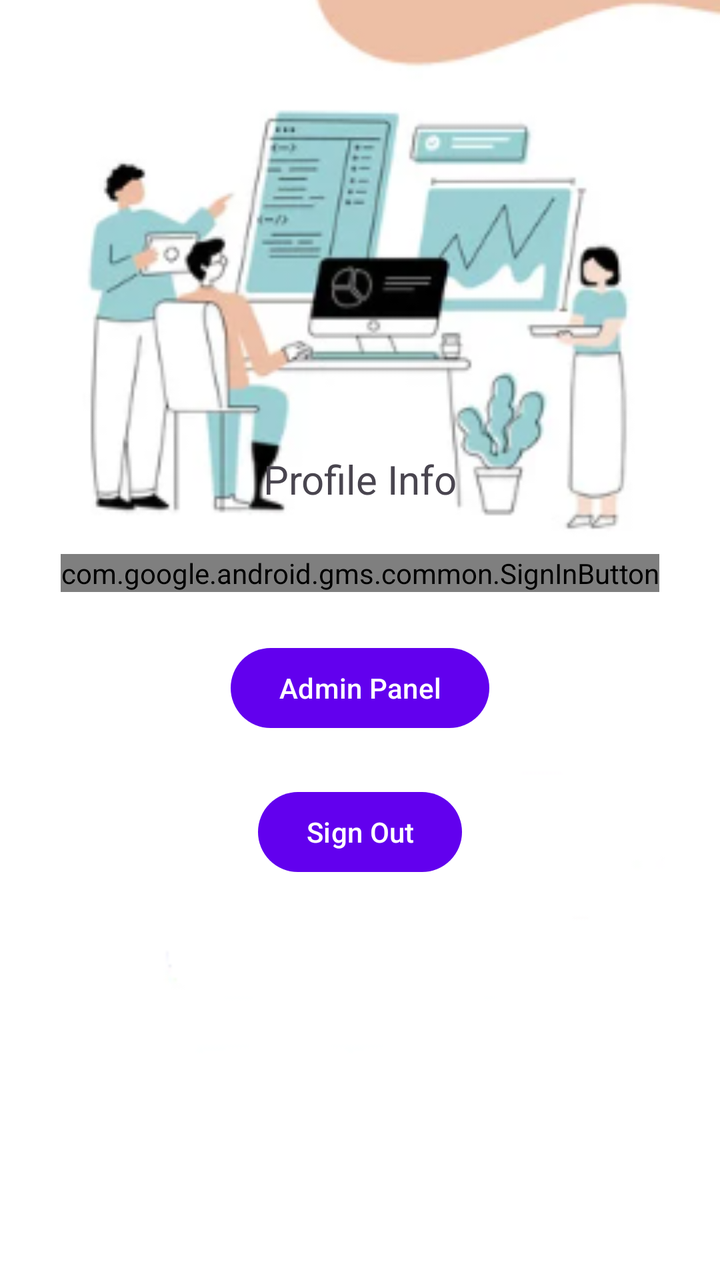
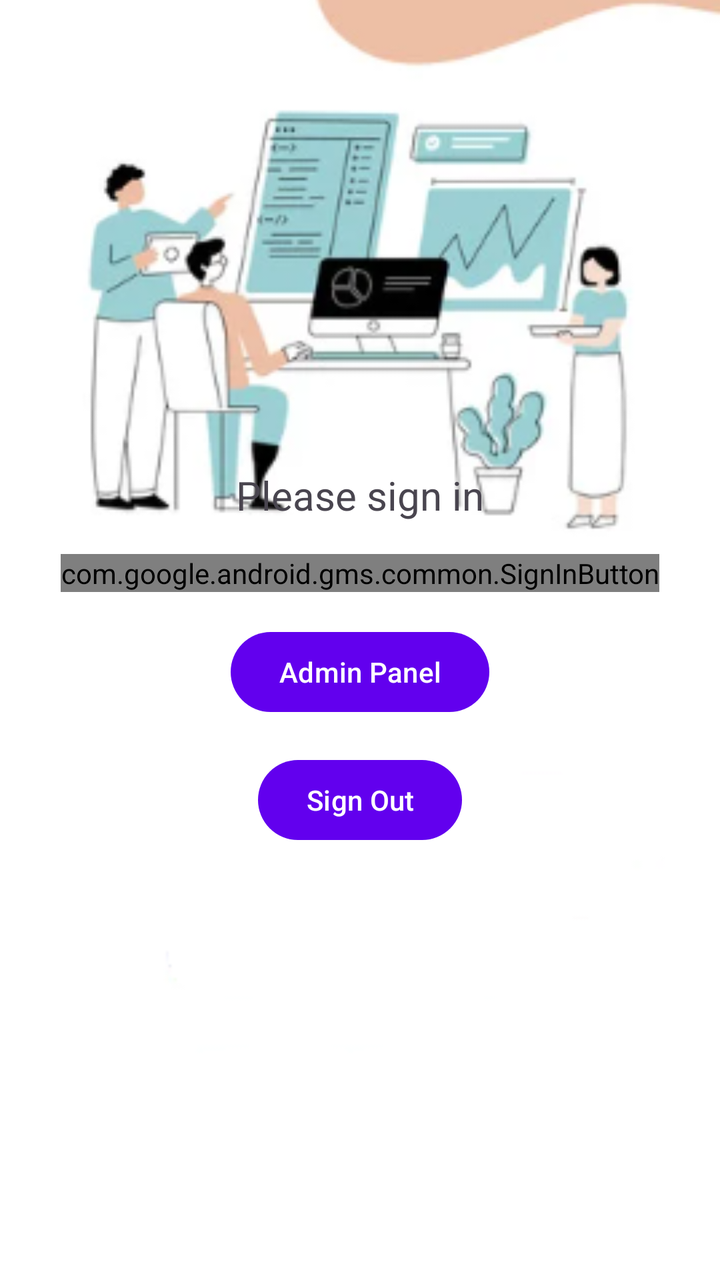

The first picture is an Android layout as it rendered before a commit; the second is the same layout after the commit. The layout source and the unified diff follow.
<!-- AndroidManifest.xml: application theme Theme.EventsPlatformAndroidUI -->
<!-- res/layout/fragment_profile.xml -->
<?xml version="1.0" encoding="utf-8"?>
<androidx.constraintlayout.widget.ConstraintLayout
    xmlns:android="http://schemas.android.com/apk/res/android"
    xmlns:app="http://schemas.android.com/apk/res-auto"
    xmlns:tools="http://schemas.android.com/tools"
    android:layout_width="match_parent"
    android:layout_height="match_parent"
    tools:context=".ui.profile.ProfileFragment">

    <ImageView
        android:id="@+id/backgroundImage"
        android:layout_width="match_parent"
        android:layout_height="match_parent"
        android:src="@drawable/minimalist_login"
        android:scaleType="centerCrop"
        android:paddingTop="70dp"/>

    
    <TextView
        android:id="@+id/text_profile"
        android:layout_width="0dp"
        android:layout_height="wrap_content"
        android:text="Profile Info"
        android:textSize="20sp"
        android:textAlignment="center"
        app:layout_constraintBottom_toTopOf="@+id/signInButton"
        app:layout_constraintStart_toStartOf="parent"
        app:layout_constraintEnd_toEndOf="parent"
        android:layout_margin="24dp" />

    <Button
        android:id="@+id/signOutButton"
        android:layout_width="wrap_content"
        android:layout_height="wrap_content"
        android:text="Sign Out"
        app:layout_constraintBottom_toBottomOf="parent"
        app:layout_constraintStart_toStartOf="parent"
        app:layout_constraintEnd_toEndOf="parent"
        android:layout_marginBottom="200dp" />

    <Button
        android:id="@+id/adminPanelButton"
        android:layout_width="wrap_content"
        android:layout_height="wrap_content"
        android:text="Admin Panel"
        app:layout_constraintBottom_toTopOf="@id/signOutButton"
        app:layout_constraintStart_toStartOf="parent"
        app:layout_constraintEnd_toEndOf="parent"
        android:layout_marginBottom="24dp" />

    <com.google.android.gms.common.SignInButton
        android:id="@+id/signInButton"
        android:layout_width="wrap_content"
        android:layout_height="wrap_content"
        android:text="Sign In with Google"
        app:layout_constraintBottom_toTopOf="@id/adminPanelButton"
        app:layout_constraintStart_toStartOf="parent"
        app:layout_constraintEnd_toEndOf="parent"
        android:layout_marginBottom="24dp" />

</androidx.constraintlayout.widget.ConstraintLayout>
<!-- resources referenced by this layout -->
<resources>
  <!-- drawable minimalist_login: png bitmap (drawable, 59061 bytes) -->
  <style name="Theme.EventsPlatformAndroidUI" parent="Theme.Material3.DayNight">
          
          <item name="colorPrimary">@color/purple_500</item>
          <item name="colorPrimaryVariant">@color/purple_700</item>
          <item name="colorOnPrimary">@color/white</item>
          
          <item name="colorSecondary">@color/teal_200</item>
          <item name="colorSecondaryVariant">@color/teal_700</item>
          <item name="colorOnSecondary">@color/black</item>
          
          <item name="android:statusBarColor">?attr/colorPrimaryVariant</item>
          
          <item name="textInputStyle">@style/Widget.MaterialComponents.TextInputLayout.OutlinedBox</item>
      </style>
  <color name="purple_500">#FF6200EE</color>
  <color name="purple_700">#FF3700B3</color>
  <color name="white">#FFFFFFFF</color>
  <color name="teal_200">#FF03DAC5</color>
  <color name="teal_700">#FF018786</color>
  <color name="black">#FF000000</color>
</resources>

<!-- the commit's change to res/layout/fragment_profile.xml (unified diff, before → after) -->
@@ -15,47 +15,51 @@
         android:scaleType="centerCrop"
         android:paddingTop="70dp"/>
 
-    
     <TextView
         android:id="@+id/text_profile"
-        android:layout_width="0dp"
+        android:layout_width="wrap_content"
         android:layout_height="wrap_content"
-        android:text="Profile Info"
+        android:text="Please sign in"
         android:textSize="20sp"
         android:textAlignment="center"
-        app:layout_constraintBottom_toTopOf="@+id/signInButton"
+        app:layout_constraintTop_toTopOf="parent"
+        app:layout_constraintBottom_toTopOf="@id/signInButton"
         app:layout_constraintStart_toStartOf="parent"
         app:layout_constraintEnd_toEndOf="parent"
-        android:layout_margin="24dp" />
+        app:layout_constraintVertical_chainStyle="packed"
+        android:layout_marginTop="50dp" />
 
     <Button
         android:id="@+id/signOutButton"
         android:layout_width="wrap_content"
         android:layout_height="wrap_content"
         android:text="Sign Out"
+        app:layout_constraintTop_toBottomOf="@id/adminPanelButton"
         app:layout_constraintBottom_toBottomOf="parent"
         app:layout_constraintStart_toStartOf="parent"
         app:layout_constraintEnd_toEndOf="parent"
-        android:layout_marginBottom="200dp" />
+        android:layout_marginBottom="32dp" />
 
     <Button
         android:id="@+id/adminPanelButton"
         android:layout_width="wrap_content"
         android:layout_height="wrap_content"
         android:text="Admin Panel"
+        app:layout_constraintTop_toBottomOf="@id/signInButton"
         app:layout_constraintBottom_toTopOf="@id/signOutButton"
         app:layout_constraintStart_toStartOf="parent"
         app:layout_constraintEnd_toEndOf="parent"
-        android:layout_marginBottom="24dp" />
+        android:layout_marginBottom="16dp" />
 
     <com.google.android.gms.common.SignInButton
         android:id="@+id/signInButton"
         android:layout_width="wrap_content"
         android:layout_height="wrap_content"
-        android:text="Sign In with Google"
+        app:layout_constraintTop_toBottomOf="@id/text_profile"
         app:layout_constraintBottom_toTopOf="@id/adminPanelButton"
         app:layout_constraintStart_toStartOf="parent"
         app:layout_constraintEnd_toEndOf="parent"
-        android:layout_marginBottom="24dp" />
+        android:layout_marginTop="16dp"
+        android:layout_marginBottom="16dp" />
 
 </androidx.constraintlayout.widget.ConstraintLayout>
<!-- resource entries referenced after the edit -->
@@ -2,17 +2,13 @@
 <resources>
   <!-- drawable minimalist_login: png bitmap (drawable, 59061 bytes) -->
   <style name="Theme.EventsPlatformAndroidUI" parent="Theme.Material3.DayNight">
-          
           <item name="colorPrimary">@color/purple_500</item>
           <item name="colorPrimaryVariant">@color/purple_700</item>
           <item name="colorOnPrimary">@color/white</item>
-          
           <item name="colorSecondary">@color/teal_200</item>
           <item name="colorSecondaryVariant">@color/teal_700</item>
           <item name="colorOnSecondary">@color/black</item>
-          
           <item name="android:statusBarColor">?attr/colorPrimaryVariant</item>
-          
           <item name="textInputStyle">@style/Widget.MaterialComponents.TextInputLayout.OutlinedBox</item>
       </style>
   <color name="purple_500">#FF6200EE</color>
